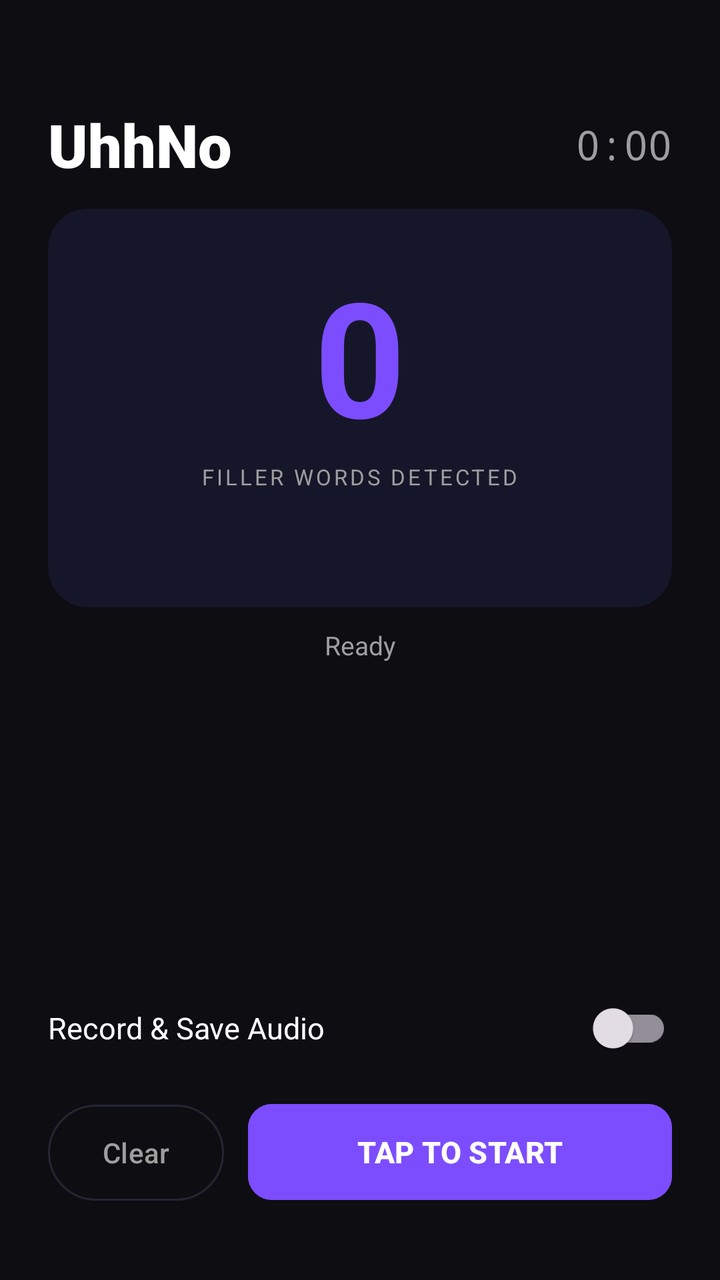
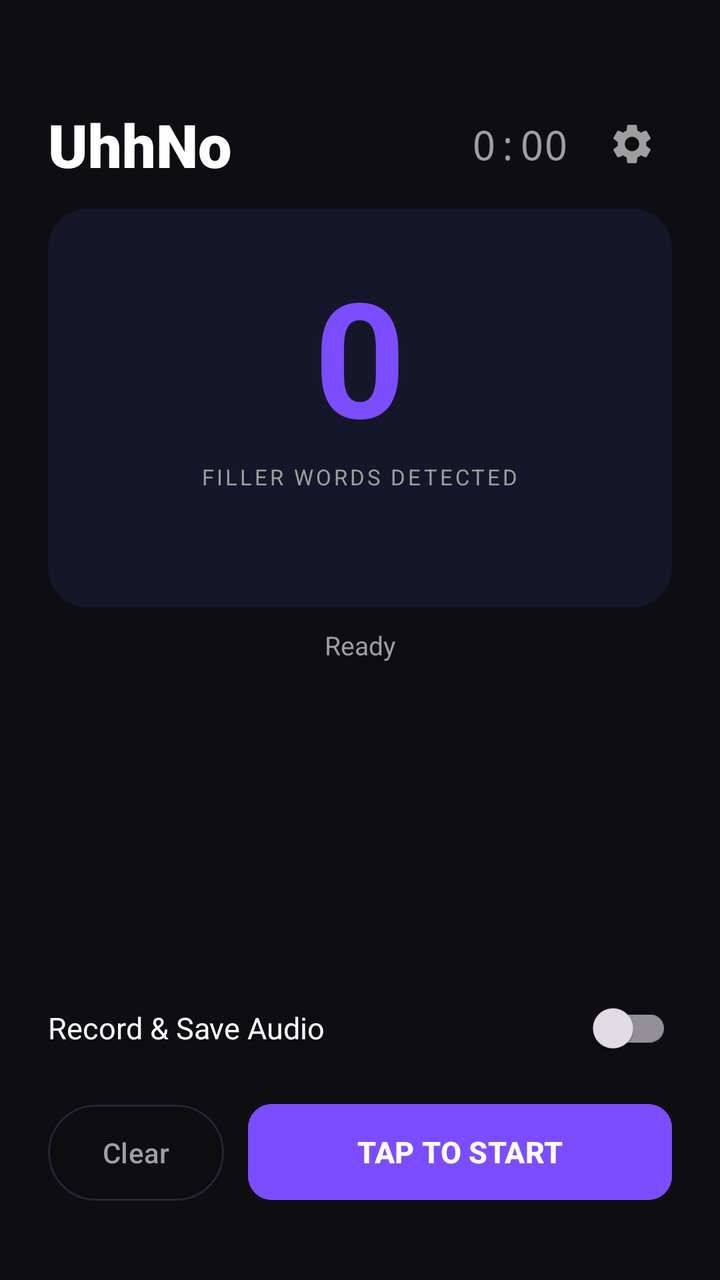

Screens rendered from an Android XML layout before and after an edit, with the pre-edit source and the edit as a unified diff.
<!-- AndroidManifest.xml: application theme Theme.UhhNo -->
<!-- res/layout/activity_main.xml -->
<?xml version="1.0" encoding="utf-8"?>
<androidx.constraintlayout.widget.ConstraintLayout
    xmlns:android="http://schemas.android.com/apk/res/android"
    xmlns:app="http://schemas.android.com/apk/res-auto"
    android:id="@+id/rootLayout"
    android:layout_width="match_parent"
    android:layout_height="match_parent"
    android:background="@color/background">

    
    <View
        android:id="@+id/flashOverlay"
        android:layout_width="match_parent"
        android:layout_height="match_parent"
        android:background="@color/filler_color"
        android:alpha="0"
        android:clickable="false"
        app:layout_constraintTop_toTopOf="parent"
        app:layout_constraintBottom_toBottomOf="parent"
        app:layout_constraintStart_toStartOf="parent"
        app:layout_constraintEnd_toEndOf="parent" />

    
    <LinearLayout
        android:id="@+id/header"
        android:layout_width="0dp"
        android:layout_height="wrap_content"
        android:orientation="horizontal"
        android:gravity="center_vertical"
        android:paddingHorizontal="24dp"
        android:paddingTop="52dp"
        android:paddingBottom="12dp"
        app:layout_constraintTop_toTopOf="parent"
        app:layout_constraintStart_toStartOf="parent"
        app:layout_constraintEnd_toEndOf="parent">

        <TextView
            android:layout_width="0dp"
            android:layout_height="wrap_content"
            android:layout_weight="1"
            android:text="UhhNo"
            android:textSize="30sp"
            android:textColor="@color/white"
            android:textStyle="bold"
            android:fontFamily="sans-serif-black" />

        <TextView
            android:id="@+id/tvDuration"
            android:layout_width="wrap_content"
            android:layout_height="wrap_content"
            android:text="0:00"
            android:textSize="20sp"
            android:textColor="@color/subtitle"
            android:fontFamily="monospace" />
    </LinearLayout>

    
    <LinearLayout
        android:id="@+id/counterCard"
        android:layout_width="0dp"
        android:layout_height="wrap_content"
        android:orientation="vertical"
        android:gravity="center"
        android:paddingVertical="20dp"
        android:layout_marginHorizontal="24dp"
        android:background="@drawable/rounded_card"
        app:layout_constraintTop_toBottomOf="@id/header"
        app:layout_constraintStart_toStartOf="parent"
        app:layout_constraintEnd_toEndOf="parent">

        <TextView
            android:id="@+id/tvFillerCount"
            android:layout_width="wrap_content"
            android:layout_height="wrap_content"
            android:text="0"
            android:textSize="80sp"
            android:textColor="@color/accent"
            android:textStyle="bold"
            android:lineSpacingMultiplier="0.9" />

        <TextView
            android:layout_width="wrap_content"
            android:layout_height="wrap_content"
            android:text="FILLER WORDS DETECTED"
            android:textSize="11sp"
            android:textColor="@color/subtitle"
            android:letterSpacing="0.12" />

        <TextView
            android:id="@+id/tvLastFiller"
            android:layout_width="wrap_content"
            android:layout_height="wrap_content"
            android:text=""
            android:textSize="22sp"
            android:textColor="@color/filler_color"
            android:textStyle="bold"
            android:layout_marginTop="6dp"
            android:minHeight="32dp"
            android:gravity="center" />

    </LinearLayout>

    
    <TextView
        android:id="@+id/tvStatus"
        android:layout_width="0dp"
        android:layout_height="wrap_content"
        android:text="Ready"
        android:textSize="13sp"
        android:textColor="@color/subtitle"
        android:gravity="center"
        android:paddingHorizontal="24dp"
        android:paddingTop="10dp"
        app:layout_constraintTop_toBottomOf="@id/counterCard"
        app:layout_constraintStart_toStartOf="parent"
        app:layout_constraintEnd_toEndOf="parent" />

    <TextView
        android:id="@+id/tvCurrentText"
        android:layout_width="0dp"
        android:layout_height="wrap_content"
        android:text=""
        android:textSize="12sp"
        android:textColor="@color/subtitle"
        android:gravity="center"
        android:maxLines="2"
        android:ellipsize="start"
        android:paddingHorizontal="24dp"
        android:paddingTop="2dp"
        app:layout_constraintTop_toBottomOf="@id/tvStatus"
        app:layout_constraintStart_toStartOf="parent"
        app:layout_constraintEnd_toEndOf="parent" />

    
    <androidx.recyclerview.widget.RecyclerView
        android:id="@+id/rvFillerLog"
        android:layout_width="0dp"
        android:layout_height="0dp"
        android:paddingHorizontal="24dp"
        android:paddingTop="8dp"
        android:clipToPadding="false"
        app:layout_constraintTop_toBottomOf="@id/tvCurrentText"
        app:layout_constraintBottom_toTopOf="@id/bottomBar"
        app:layout_constraintStart_toStartOf="parent"
        app:layout_constraintEnd_toEndOf="parent" />

    
    <LinearLayout
        android:id="@+id/bottomBar"
        android:layout_width="0dp"
        android:layout_height="wrap_content"
        android:orientation="vertical"
        android:paddingHorizontal="24dp"
        android:paddingTop="8dp"
        android:paddingBottom="36dp"
        android:background="@color/background"
        app:layout_constraintBottom_toBottomOf="parent"
        app:layout_constraintStart_toStartOf="parent"
        app:layout_constraintEnd_toEndOf="parent">

        
        <LinearLayout
            android:layout_width="match_parent"
            android:layout_height="wrap_content"
            android:orientation="horizontal"
            android:gravity="center_vertical"
            android:paddingBottom="10dp">

            <TextView
                android:layout_width="0dp"
                android:layout_height="wrap_content"
                android:layout_weight="1"
                android:text="Record &amp; Save Audio"
                android:textColor="@color/white"
                android:textSize="15sp" />

            <com.google.android.material.switchmaterial.SwitchMaterial
                android:id="@+id/switchRecord"
                android:layout_width="wrap_content"
                android:layout_height="wrap_content" />
        </LinearLayout>

        
        <LinearLayout
            android:layout_width="match_parent"
            android:layout_height="wrap_content"
            android:orientation="horizontal">

            <com.google.android.material.button.MaterialButton
                android:id="@+id/btnClear"
                style="@style/Widget.Material3.Button.OutlinedButton"
                android:layout_width="wrap_content"
                android:layout_height="56dp"
                android:text="Clear"
                android:textColor="@color/subtitle"
                android:layout_marginEnd="12dp"
                app:strokeColor="@color/divider" />

            <com.google.android.material.button.MaterialButton
                android:id="@+id/btnMic"
                android:layout_width="0dp"
                android:layout_height="56dp"
                android:layout_weight="1"
                android:text="TAP TO START"
                android:textSize="15sp"
                android:textStyle="bold"
                android:backgroundTint="@color/accent"
                app:cornerRadius="12dp" />

        </LinearLayout>
    </LinearLayout>

</androidx.constraintlayout.widget.ConstraintLayout>
<!-- resources referenced by this layout -->
<resources>
  <color name="accent">#7C4DFF</color>
  <color name="background">#0D0D12</color>
  <color name="divider">#252535</color>
  <color name="filler_color">#FF3D3D</color>
  <color name="subtitle">#9E9E9E</color>
  <color name="white">#FFFFFF</color>
  <!-- drawable rounded_card (drawable) -->
  <?xml version="1.0" encoding="utf-8"?>
  <shape xmlns:android="http://schemas.android.com/apk/res/android">
      <solid android:color="@color/card_bg" />
      <corners android:radius="20dp" />
  </shape>
  <style name="Theme.UhhNo" parent="Theme.Material3.Dark.NoActionBar">
          <item name="colorPrimary">@color/accent</item>
          <item name="colorOnPrimary">@color/white</item>
          <item name="colorSecondary">@color/accent</item>
          <item name="colorSurface">@color/surface</item>
          <item name="android:statusBarColor">@color/background</item>
          <item name="android:navigationBarColor">@color/background</item>
          <item name="android:windowBackground">@color/background</item>
          <item name="materialSwitchStyle">@style/UhhNoSwitch</item>
      </style>
  <color name="card_bg">#16162A</color>
  <color name="surface">#1A1A2A</color>
  <style name="UhhNoSwitch" parent="Widget.Material3.CompoundButton.MaterialSwitch">
          <item name="thumbTint">@color/white</item>
      </style>
</resources>

<!-- the commit's change to res/layout/activity_main.xml (unified diff, before → after) -->
@@ -52,6 +52,16 @@
             android:textSize="20sp"
             android:textColor="@color/subtitle"
             android:fontFamily="monospace" />
+
+        <ImageButton
+            android:id="@+id/btnSettings"
+            android:layout_width="40dp"
+            android:layout_height="40dp"
+            android:layout_marginStart="12dp"
+            android:background="?attr/selectableItemBackgroundBorderless"
+            android:contentDescription="Settings"
+            app:srcCompat="@drawable/ic_settings"
+            app:tint="@color/subtitle" />
     </LinearLayout>
 
     
<!-- resource entries referenced after the edit -->
@@ -6,6 +6,17 @@
   <color name="filler_color">#FF3D3D</color>
   <color name="subtitle">#9E9E9E</color>
   <color name="white">#FFFFFF</color>
+  <!-- drawable ic_settings (drawable) -->
+  <?xml version="1.0" encoding="utf-8"?>
+  <vector xmlns:android="http://schemas.android.com/apk/res/android"
+      android:width="24dp"
+      android:height="24dp"
+      android:viewportWidth="24"
+      android:viewportHeight="24">
+      <path
+          android:fillColor="#FF000000"
+          android:pathData="M19.14,12.94c0.04,-0.3 0.06,-0.61 0.06,-0.94c0,-0.32 -0.02,-0.64 -0.07,-0.94l2.03,-1.58c0.18,-0.14 0.23,-0.41 0.12,-0.61l-1.92,-3.32c-0.12,-0.22 -0.37,-0.29 -0.59,-0.22l-2.39,0.96c-0.5,-0.38 -1.03,-0.7 -1.62,-0.94L14.4,2.81c-0.04,-0.24 -0.24,-0.41 -0.48,-0.41h-3.84c-0.24,0 -0.43,0.17 -0.47,0.41L9.25,5.35C8.66,5.59 8.12,5.92 7.63,6.29L5.24,5.33c-0.22,-0.08 -0.47,0 -0.59,0.22L2.74,8.87C2.62,9.08 2.66,9.34 2.86,9.48l2.03,1.58C4.84,11.36 4.8,11.69 4.8,12s0.02,0.64 0.07,0.94l-2.03,1.58c-0.18,0.14 -0.23,0.41 -0.12,0.61l1.92,3.32c0.12,0.22 0.37,0.29 0.59,0.22l2.39,-0.96c0.5,0.38 1.03,0.7 1.62,0.94l0.36,2.54c0.05,0.24 0.24,0.41 0.48,0.41h3.84c0.24,0 0.44,-0.17 0.47,-0.41l0.36,-2.54c0.59,-0.24 1.13,-0.56 1.62,-0.94l2.39,0.96c0.22,0.08 0.47,0 0.59,-0.22l1.92,-3.32c0.12,-0.22 0.07,-0.47 -0.12,-0.61L19.14,12.94zM12,15.6c-1.98,0 -3.6,-1.62 -3.6,-3.6s1.62,-3.6 3.6,-3.6s3.6,1.62 3.6,3.6S13.98,15.6 12,15.6z" />
+  </vector>
   <!-- drawable rounded_card (drawable) -->
   <?xml version="1.0" encoding="utf-8"?>
   <shape xmlns:android="http://schemas.android.com/apk/res/android">
